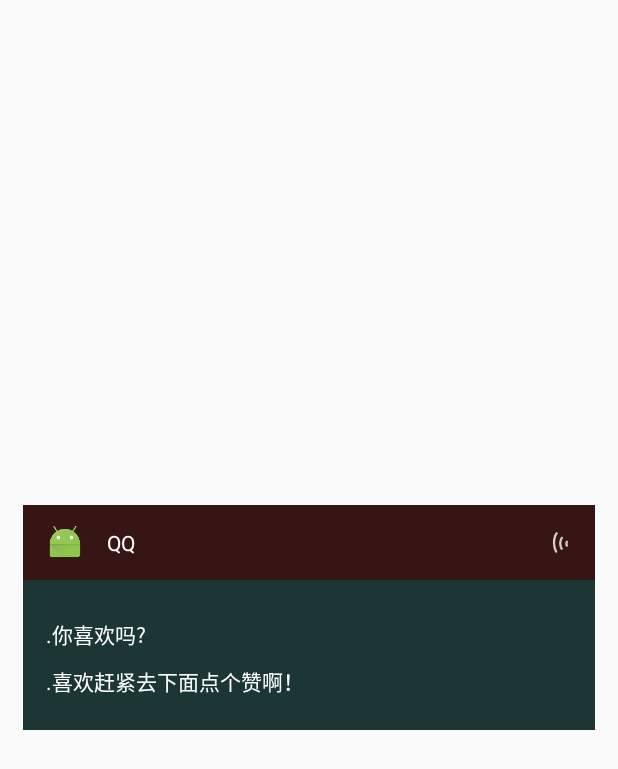
After one commit to bingocode/MyApplication, an Android app: the MessageActivity screen opened directly, with no data from a screen before it, on a phone screen of 412 x 824 dp. The commit adds this screen. Shown: the top 769 px of the screen. Run offline under Robolectric (Android 15) with nearby library versions, the phone set to English and light mode, and no system bars.

Commit message:
feat: 监听home键和任务键，移除最近任务列表中的语音通话

```diff
--- a/app/build.gradle
+++ b/app/build.gradle
@@ -23,7 +23,6 @@ android {
     cruncherEnabled = false
 
     useNewCruncher = false
-
   }
 }
 
--- /dev/null
+++ b/app/src/main/java/com/example/admin/fisrtdemo/voicecall/MessageActivity.java
@@ -0,0 +1,58 @@
+package com.example.admin.fisrtdemo.voicecall;
+
+import android.app.Activity;
+import android.app.KeyguardManager;
+import android.app.WallpaperManager;
+import android.content.Context;
+import android.content.Intent;
+import android.graphics.drawable.Drawable;
+import android.os.Bundle;
+import android.util.Log;
+import android.view.View;
+import android.view.Window;
+import android.view.WindowManager;
+import com.example.admin.fisrtdemo.R;
+
+/**
+ * 锁屏提示Activity
+ */
+public class MessageActivity extends Activity {
+
+  @Override
+  protected void onCreate(Bundle savedInstanceState) {
+    super.onCreate(savedInstanceState);
+    Log.i("tag", "onCreate:启动了消息内容的activity ");
+    //四个标志位顾名思义，分别是锁屏状态下显示，解锁，保持屏幕长亮，打开屏幕。这样当Activity启动的时候，它会解锁并亮屏显示。
+    Window win = getWindow();
+    win.addFlags(WindowManager.LayoutParams.FLAG_SHOW_WHEN_LOCKED //锁屏状态下显示
+        | WindowManager.LayoutParams.FLAG_DISMISS_KEYGUARD //解锁
+        | WindowManager.LayoutParams.FLAG_KEEP_SCREEN_ON //保持屏幕长亮
+        | WindowManager.LayoutParams.FLAG_TURN_SCREEN_ON); //打开屏幕
+    Drawable wallPaper = WallpaperManager.getInstance( this).getDrawable();
+    win.setBackgroundDrawable(wallPaper);
+    setContentView(R.layout.activity_message);
+    initView();
+  }
+
+  private void initView() {
+    findViewById(R.id.message_layout).setOnClickListener(new View.OnClickListener() {
+      @Override
+      public void onClick(View view) {
+        //先解锁系统自带锁屏服务，放在锁屏界面里面
+        KeyguardManager
+            keyguardManager = (KeyguardManager) getSystemService(Context.KEYGUARD_SERVICE);
+        keyguardManager.newKeyguardLock("").disableKeyguard(); //解锁
+        //点击进入消息对应的页面
+        startActivity(new Intent(MessageActivity.this, VoiceCallActivity.class));
+        finish();
+      }
+    });
+
+    findViewById(R.id.close_iv).setOnClickListener(new View.OnClickListener() {
+      @Override
+      public void onClick(View view) {
+        finish();
+      }
+    });
+  }
+}
--- /dev/null
+++ b/app/src/main/res/layout/activity_message.xml
@@ -0,0 +1,69 @@
+<?xml version="1.0" encoding="utf-8"?>
+<LinearLayout xmlns:android="http://schemas.android.com/apk/res/android"
+  android:layout_width="match_parent"
+  android:layout_height="match_parent"
+  android:gravity="center"
+  android:layout_marginStart="15dp"
+  android:layout_marginEnd="15dp"
+  android:orientation="vertical">
+
+  <RelativeLayout
+    android:layout_width="match_parent"
+    android:layout_height="50dp"
+    android:background="#381515"
+    android:orientation="horizontal">
+
+    <ImageView
+      android:id="@+id/icon_iv"
+      android:layout_width="25dp"
+      android:layout_height="25dp"
+      android:layout_centerVertical="true"
+      android:layout_marginStart="15dp"
+      android:scaleType="centerCrop"
+      android:src="@mipmap/ic_launcher" />
+
+    <TextView
+      android:layout_width="wrap_content"
+      android:layout_height="wrap_content"
+      android:layout_centerVertical="true"
+      android:layout_marginStart="15dp"
+      android:layout_toEndOf="@id/icon_iv"
+      android:text="QQ"
+      android:textColor="#fff" />
+
+    <ImageView
+      android:id="@+id/close_iv"
+      android:layout_width="15dp"
+      android:layout_height="15dp"
+      android:layout_alignParentEnd="true"
+      android:layout_centerVertical="true"
+      android:layout_marginEnd="15dp"
+      android:scaleType="centerCrop"
+      android:src="@drawable/chatui_icon_voice_right" />
+
+  </RelativeLayout>
+
+  <LinearLayout
+    android:id="@+id/message_layout"
+    android:layout_width="match_parent"
+    android:layout_height="100dp"
+    android:background="#1c3636"
+    android:orientation="vertical"
+    android:paddingLeft="15dp"
+    android:paddingTop="25dp">
+
+    <TextView
+      android:layout_width="wrap_content"
+      android:layout_height="wrap_content"
+      android:text=".你喜欢吗?"
+      android:textColor="#fff" />
+
+    <TextView
+      android:layout_width="wrap_content"
+      android:layout_height="wrap_content"
+      android:layout_marginTop="10dp"
+      android:text=".喜欢赶紧去下面点个赞啊！"
+      android:textColor="#fff" />
+  </LinearLayout>
+
+</LinearLayout>
--- a/app/src/main/res/values/strings.xml
+++ b/app/src/main/res/values/strings.xml
@@ -39,7 +39,6 @@
   <string name="chatui_group_detail_ok_btn">确定</string>
 
 
-
   <string name="chatui_voice_call_smallest">最小化</string>
   <string name="chatui_voice_call_waiting_hint">正在等待对方接受邀请…</string>
   <string name="chatui_voice_call_net_problem_suggest">对方可能网络信号不良，建议切换电话拨号</string>
```
Also changed, not shown: app/src/main/AndroidManifest.xml (+23 -16 lines), app/src/main/java/com/example/admin/fisrtdemo/MainActivity.kt (+5 -2 lines), app/src/main/java/com/example/admin/fisrtdemo/service/FloatWindowService.java (deleted, +0 -79 lines), app/src/main/java/com/example/admin/fisrtdemo/utils/FloatWindowManager.java (+6 -3 lines), app/src/main/java/com/example/admin/fisrtdemo/voicecall/HomeListener.java (added, +92 -0 lines), app/src/main/java/com/example/admin/fisrtdemo/voicecall/MyService.java (added, +74 -0 lines), app/src/main/java/com/example/admin/fisrtdemo/voicecall/VoiceCallActivity.java (+31 -7 lines).
